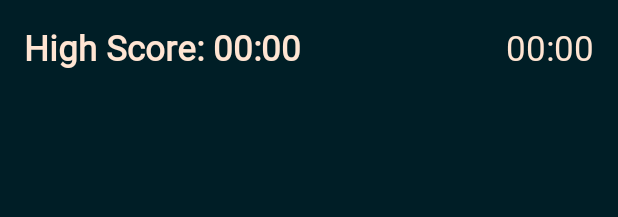
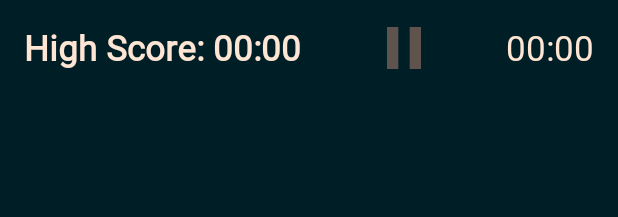
Before and after one commit to xaridar/bullseye_android, an Android app: the layout copy_sorting.xml on its own in the app's theme, with its tools: preview values and no code run, on a phone screen of 412 x 824 dp. Shown: the top 217 px of the screen. Run offline under Robolectric (Android 15) with nearby library versions, the phone set to English and light mode, and no system bars.

Commit message:
Added pause to sorting

```diff
--- a/app/src/main/java/com/example/bullseye_android/games/GamePauseFragment.java
+++ b/app/src/main/java/com/example/bullseye_android/games/GamePauseFragment.java
@@ -75,7 +75,7 @@ public class GamePauseFragment extends Fragment {
     }
 
     public void back(View view) {
-        if (getContext() instanceof MemoryActivity){
+        if (getContext() instanceof Game){
             text.setTextSize(250);
             button.setVisibility(View.INVISIBLE);
             text.setText(String.valueOf(time));
--- a/app/src/main/java/com/example/bullseye_android/games/memory/MemoryActivity.java
+++ b/app/src/main/java/com/example/bullseye_android/games/memory/MemoryActivity.java
@@ -466,6 +466,7 @@ public class MemoryActivity extends AppCompatActivity implements Game {
 
     @Override
     public void pause(View view) {
+        pauseButton.setVisibility(View.INVISIBLE);
         timer.cancel();
         cardTimer.cancel();
         for (ImageButton button : buttons) {
@@ -476,6 +477,9 @@ public class MemoryActivity extends AppCompatActivity implements Game {
 
     @Override
     public void unpause() {
+        runOnUiThread(() -> {
+            pauseButton.setVisibility(View.VISIBLE);
+        });
         resetTimer();
         if (cardTimerOn){
             cardTimer = new Timer();
--- a/app/src/main/res/layout/copy_sorting.xml
+++ b/app/src/main/res/layout/copy_sorting.xml
@@ -2,11 +2,28 @@
 <androidx.constraintlayout.widget.ConstraintLayout xmlns:android="http://schemas.android.com/apk/res/android"
     xmlns:app="http://schemas.android.com/apk/res-auto"
     xmlns:tools="http://schemas.android.com/tools"
+    android:id="@+id/root"
+    android:layout_width="match_parent"
+    android:layout_height="match_parent" >
+    <androidx.constraintlayout.widget.ConstraintLayout
         android:id="@+id/layout"
         android:layout_width="match_parent"
         android:layout_height="match_parent"
         android:background="@color/sortingBackground"
         tools:context=".games.sorting.SortingCopy">
+
+        <ImageButton
+            android:id="@+id/pauseButton2"
+            android:layout_width="45dp"
+            android:layout_height="48dp"
+            android:layout_marginTop="8dp"
+            android:background="@drawable/ic_baseline_pause_24"
+            android:backgroundTint="@color/color1"
+            android:onClick="pause"
+            android:textColorHighlight="#000000"
+            app:layout_constraintEnd_toStartOf="@+id/time"
+            app:layout_constraintStart_toEndOf="@+id/highScore"
+            app:layout_constraintTop_toTopOf="parent" />
 
         <androidx.constraintlayout.widget.ConstraintLayout
             android:id="@+id/start"
@@ -316,5 +333,6 @@
             app:layout_constraintStart_toStartOf="parent"
             app:layout_constraintTop_toTopOf="parent" />
 
+    </androidx.constraintlayout.widget.ConstraintLayout>
 
 </androidx.constraintlayout.widget.ConstraintLayout>
```
Also changed, not shown: app/src/main/java/com/example/bullseye_android/games/sorting/SortingCopy.java (+84 -58 lines). Lines whose indentation alone changed are shown as unchanged.
